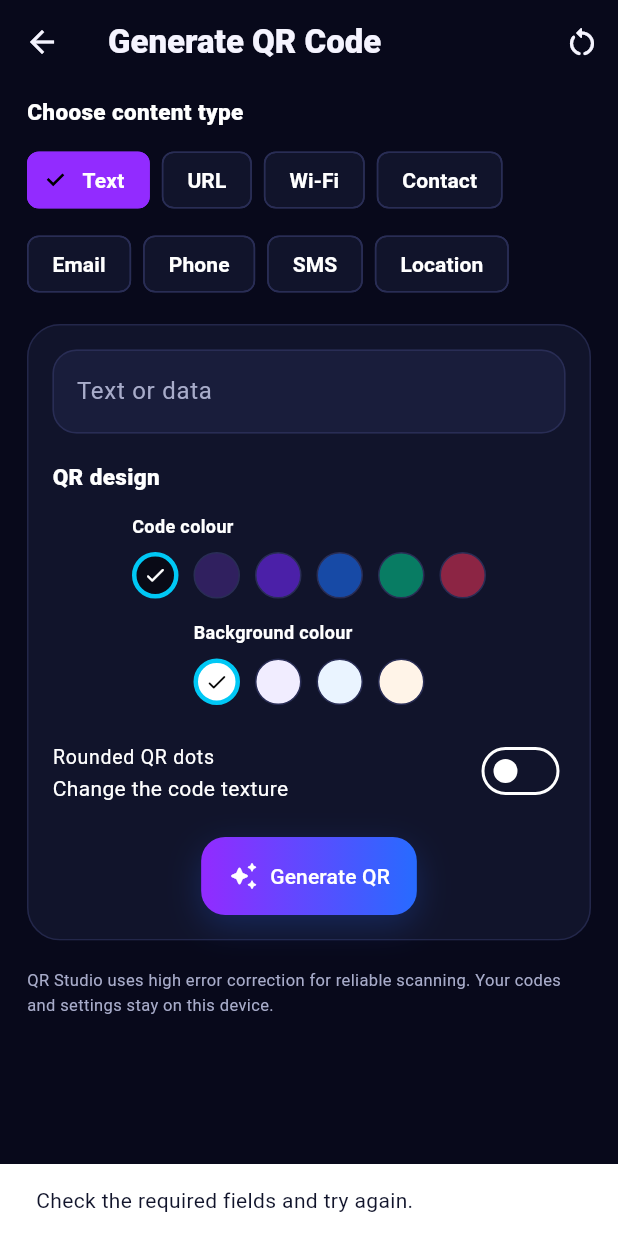
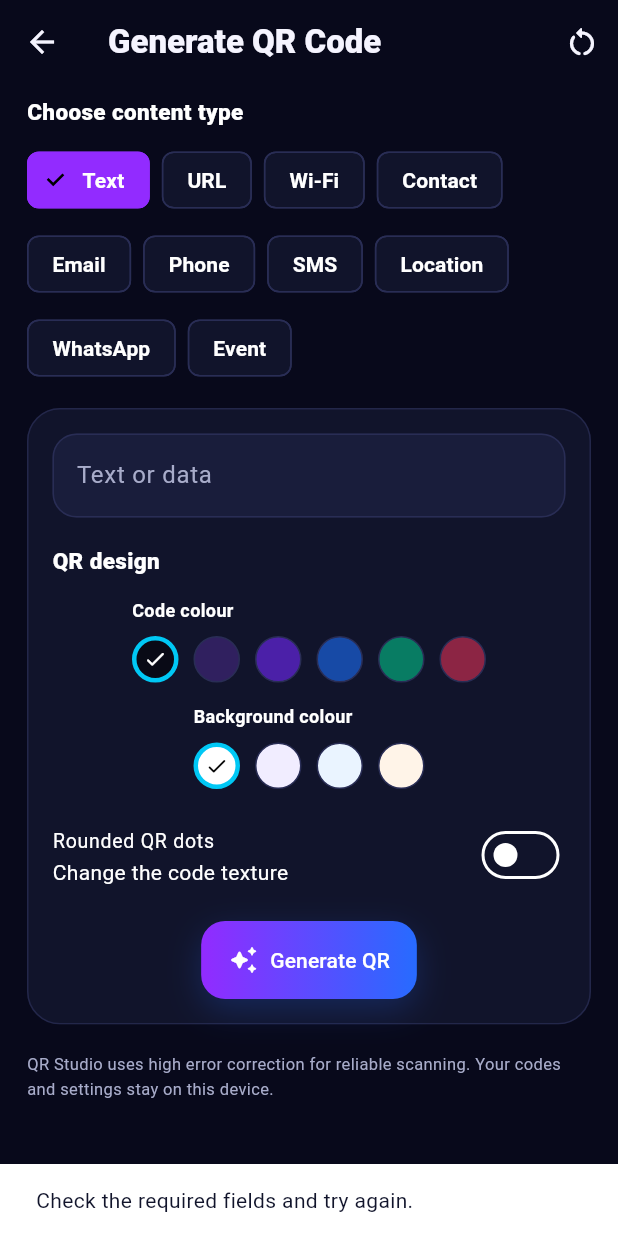
Before and after one commit to nexauren1/QR-Studio., a Flutter app: the GeneratorScreen screen opened directly with empty values, after a tap on "Generate QR", on a phone screen of 412 x 824 dp. Run offline on Flutter 3.47's test engine with Material 3 defaults, Android fonts, the phone set to English and light mode, and no system bars; our stand-ins replace barcode_widget, image_picker, qr_flutter, share_plus, shared_preferences; missing offline and left inert: mobile_scanner; accounts and stored records are empty.

Commit message:
Add WhatsApp and event QR types, tests and release optimizations

```diff
--- a/lib/src/screens/generator_screen.dart
+++ b/lib/src/screens/generator_screen.dart
@@ -8,6 +8,7 @@ import 'package:qr_flutter/qr_flutter.dart';
 import 'package:share_plus/share_plus.dart';
 
 import '../models/code_record.dart';
+import '../services/qr_payload_builder.dart';
 import '../theme/studio_theme.dart';
 import '../widgets/studio_components.dart';
 
@@ -29,7 +30,6 @@ class _GeneratorScreenState extends State<GeneratorScreen> {
   final _primary = TextEditingController();
   final _secondary = TextEditingController();
   final _tertiary = TextEditingController();
-  final _fourth = TextEditingController();
 
   static const _foregrounds = <Color>[
     Color(0xFF090A16),
@@ -53,6 +53,7 @@ class _GeneratorScreenState extends State<GeneratorScreen> {
   bool _roundedModules = false;
   String? _generated;
   bool _busy = false;
+  DateTime _eventStart = DateTime.now().add(const Duration(hours: 1));
 
   String tr(String en, String pt) => widget.portuguese ? pt : en;
 
@@ -61,63 +62,45 @@ class _GeneratorScreenState extends State<GeneratorScreen> {
     _primary.dispose();
     _secondary.dispose();
     _tertiary.dispose();
-    _fourth.dispose();
     super.dispose();
   }
 
-  String _escapeWifi(String value) => value
-      .replaceAll(r'\\', r'\\\\')
-      .replaceAll(';', r'\\;')
-      .replaceAll(',', r'\\,');
-
   String? _buildPayload() {
-    final first = _primary.text.trim();
-    final second = _secondary.text.trim();
-    final third = _tertiary.text.trim();
-    switch (_kind) {
-      case 'URL':
-        if (first.isEmpty) return null;
-        final value = first.startsWith('http://') ||
-                first.startsWith('https://')
-            ? first
-            : 'https://$first';
-        final uri = Uri.tryParse(value);
-        return uri != null && uri.hasAuthority ? value : null;
-      case 'Wi-Fi':
-        if (first.isEmpty) return null;
-        return 'WIFI:T:$_security;S:${_escapeWifi(first)};P:${_escapeWifi(second)};;';
-      case 'Contact':
-        if (first.isEmpty && second.isEmpty && third.isEmpty) return null;
-        return 'BEGIN:VCARD\nVERSION:3.0\nFN:$first\nTEL:$second\nEMAIL:$third\nEND:VCARD';
-      case 'Email':
-        if (first.isEmpty || !first.contains('@')) return null;
-        final query = <String, String>{};
-        if (second.isNotEmpty) query['subject'] = second;
-        if (third.isNotEmpty) query['body'] = third;
-        return Uri(scheme: 'mailto', path: first, queryParameters: query.isEmpty ? null : query).toString();
-      case 'Phone':
-        if (first.isEmpty) return null;
-        return 'tel:$first';
-      case 'SMS':
-        if (first.isEmpty) return null;
-        return 'SMSTO:$first:$second';
-      case 'Location':
-        final latitude = double.tryParse(first);
-        final longitude = double.tryParse(second);
-        if (latitude == null ||
-            longitude == null ||
-            latitude < -90 ||
-            latitude > 90 ||
-            longitude < -180 ||
-            longitude > 180) {
-          return null;
-        }
-        return 'geo:$latitude,$longitude?q=$latitude,$longitude';
-      default:
-        return first.isEmpty ? null : first;
-    }
+    return QrPayloadBuilder.build(
+      type: _kind,
+      primary: _primary.text,
+      secondary: _secondary.text,
+      tertiary: _kind == 'Wi-Fi' ? _security : _tertiary.text,
+      eventStart: _eventStart,
+    );
   }
 
+  Future<void> _pickEventDate() async {
+    final now = DateTime.now();
+    final selected = await showDatePicker(
+      context: context,
+      initialDate: _eventStart,
+      firstDate: DateTime(now.year, now.month, now.day),
+      lastDate: DateTime(now.year + 5),
+    );
+    if (selected == null || !mounted) return;
+    setState(() {
+      _eventStart = DateTime(selected.year, selected.month, selected.day, _eventStart.hour, _eventStart.minute);
+      _generated = null;
+    });
+  }
+
+  Future<void> _pickEventTime() async {
+    final selected = await showTimePicker(
+      context: context,
+      initialTime: TimeOfDay.fromDateTime(_eventStart),
+    );
+    if (selected == null || !mounted) return;
+    setState(() {
+      _eventStart = DateTime(_eventStart.year, _eventStart.month, _eventStart.day, selected.hour, selected.minute);
+      _generated = null;
+    });
+  }
   void _generate() {
     final payload = _buildPayload();
     if (payload == null) {
@@ -318,6 +301,43 @@ class _GeneratorScreenState extends State<GeneratorScreen> {
             maxLines: 3,
           ),
         ];
+      case 'WhatsApp':
+        return [
+          _field(
+            label: tr('WhatsApp number with country code', 'Número WhatsApp com indicativo'),
+            controller: _primary,
+            keyboardType: TextInputType.phone,
+            hint: '+258 84 123 4567',
+          ),
+          const SizedBox(height: 12),
+          _field(
+            label: tr('Pre-filled message (optional)', 'Mensagem pré-preenchida (opcional)'),
+            controller: _secondary,
+            maxLines: 3,
+          ),
+          const SizedBox(height: 6),
+          Text(tr('Include the country code; the plus sign is optional.', 'Inclua o indicativo do país; o sinal + é opcional.'), style: const TextStyle(color: StudioColors.muted, fontSize: 11)),
+        ];
+      case 'Event':
+        final dateLabel = '${_eventStart.day.toString().padLeft(2, '0')}/${_eventStart.month.toString().padLeft(2, '0')}/${_eventStart.year}';
+        final timeLabel = '${_eventStart.hour.toString().padLeft(2, '0')}:${_eventStart.minute.toString().padLeft(2, '0')}';
+        return [
+          _field(label: tr('Event title', 'Nome do evento'), controller: _primary, hint: tr('e.g. Graduation ceremony', 'ex.: Cerimónia de graduação')),
+          const SizedBox(height: 12),
+          Row(
+            children: [
+              Expanded(child: OutlinedButton.icon(onPressed: _pickEventDate, icon: const Icon(Icons.calendar_month_rounded), label: Text(dateLabel))),
+              const SizedBox(width: 8),
+              Expanded(child: OutlinedButton.icon(onPressed: _pickEventTime, icon: const Icon(Icons.schedule_rounded), label: Text(timeLabel))),
+            ],
+          ),
+          const SizedBox(height: 12),
+          _field(label: tr('Location (optional)', 'Local (opcional)'), controller: _secondary),
+          const SizedBox(height: 12),
+          _field(label: tr('Description (optional)', 'Descrição (opcional)'), controller: _tertiary, maxLines: 3),
+          const SizedBox(height: 6),
+          Text(tr('Creates a calendar event QR. Default duration: one hour.', 'Cria um QR para evento de calendário. Duração padrão: uma hora.'), style: const TextStyle(color: StudioColors.muted, fontSize: 11)),
+        ];
       case 'Location':
         return [
           _field(
@@ -407,6 +427,8 @@ class _GeneratorScreenState extends State<GeneratorScreen> {
       'Phone',
       'SMS',
       'Location',
+      'WhatsApp',
+      'Event',
     ];
     return Scaffold(
       appBar: AppBar(
--- /dev/null
+++ b/lib/src/services/qr_payload_builder.dart
@@ -0,0 +1,134 @@
+class QrPayloadBuilder {
+  const QrPayloadBuilder._();
+
+  static String? build({
+    required String type,
+    required String primary,
+    String secondary = '',
+    String tertiary = '',
+    DateTime? eventStart,
+  }) {
+    final first = primary.trim();
+    final second = secondary.trim();
+    final third = tertiary.trim();
+
+    switch (type) {
+      case 'URL':
+        if (first.isEmpty) return null;
+        final value = first.startsWith('http://') ||
+                first.startsWith('https://')
+            ? first
+            : 'https://' + first;
+        final uri = Uri.tryParse(value);
+        return uri != null && uri.hasAuthority ? value : null;
+      case 'Wi-Fi':
+        if (first.isEmpty) return null;
+        return 'WIFI:T:' + third + ';S:' + _escapeWifi(first) +
+            ';P:' + _escapeWifi(second) + ';;';
+      case 'Contact':
+        if (first.isEmpty && second.isEmpty && third.isEmpty) return null;
+        return [
+          'BEGIN:VCARD',
+          'VERSION:3.0',
+          if (first.isNotEmpty) 'FN:' + _escapeVCard(first),
+          if (second.isNotEmpty) 'TEL:' + _escapeVCard(second),
+          if (third.isNotEmpty) 'EMAIL:' + _escapeVCard(third),
+          'END:VCARD',
+        ].join('\r\n');
+      case 'Email':
+        if (first.isEmpty || !first.contains('@')) return null;
+        final query = <String, String>{};
+        if (second.isNotEmpty) query['subject'] = second;
+        if (third.isNotEmpty) query['body'] = third;
+        return Uri(
+          scheme: 'mailto',
+          path: first,
+          queryParameters: query.isEmpty ? null : query,
+        ).toString();
+      case 'Phone':
+        if (first.isEmpty) return null;
+        return 'tel:' + first;
+      case 'SMS':
+        if (first.isEmpty) return null;
+        return 'SMSTO:' + first + ':' + second;
+      case 'Location':
+        final latitude = double.tryParse(first);
+        final longitude = double.tryParse(second);
+        if (latitude == null ||
+            longitude == null ||
+            latitude < -90 ||
+            latitude > 90 ||
+            longitude < -180 ||
+            longitude > 180) {
+          return null;
+        }
+        return 'geo:' + latitude.toString() + ',' + longitude.toString() +
+            '?q=' + latitude.toString() + ',' + longitude.toString();
+      case 'WhatsApp':
+        final digits = first.replaceAll(RegExp(r'[^0-9]'), '');
+        if (digits.length < 8 || digits.length > 15) return null;
+        final uri = Uri.https(
+          'wa.me',
+          '/' + digits,
+          second.isEmpty ? null : {'text': second},
+        );
+        return uri.toString();
+      case 'Event':
+        if (first.isEmpty || eventStart == null) return null;
+        final now = DateTime.now();
+        final end = eventStart.add(const Duration(hours: 1));
+        final stamp = _calendarDate(now.toUtc());
+        final start = _calendarDate(eventStart.toUtc());
+        final finish = _calendarDate(end.toUtc());
+        final uid = now.microsecondsSinceEpoch.toString() + '@qr-studio.nexauren';
+        return [
+          'BEGIN:VCALENDAR',
+          'VERSION:2.0',
+          'PRODID:-//Nexauren//QR Studio//EN',
+          'BEGIN:VEVENT',
+          'UID:' + uid,
+          'DTSTAMP:' + stamp,
+          'DTSTART:' + start,
+          'DTEND:' + finish,
+          'SUMMARY:' + _escapeCalendar(first),
+          if (second.isNotEmpty) 'LOCATION:' + _escapeCalendar(second),
+          if (third.isNotEmpty) 'DESCRIPTION:' + _escapeCalendar(third),
+          'END:VEVENT',
+          'END:VCALENDAR',
+        ].join('\r\n');
+      default:
+        return first.isEmpty ? null : first;
+    }
+  }
+
+  static String _escapeWifi(String value) => value
+      .replaceAll('\\', '\\\\')
+      .replaceAll(';', '\\;')
+      .replaceAll(',', '\\,');
+
+  static String _escapeVCard(String value) => value
+      .replaceAll('\\', '\\\\')
+      .replaceAll(';', '\\;')
+      .replaceAll(',', '\\,')
+      .replaceAll('\r\n', '\\n')
+      .replaceAll('\n', '\\n');
+
+  static String _escapeCalendar(String value) => value
+      .replaceAll('\\', '\\\\')
+      .replaceAll(',', '\\,')
+      .replaceAll(';', '\\;')
+      .replaceAll('\r\n', '\\n')
+      .replaceAll('\n', '\\n');
+
+  static String _calendarDate(DateTime value) {
+    String two(int number) => number.toString().padLeft(2, '0');
+    return value.year.toString() +
+        two(value.month) +
+        two(value.day) +
+        'T' +
+        two(value.hour) +
+        two(value.minute) +
+        two(value.second) +
+        'Z';
+  }
+}
```
Also changed, not shown: 4 other files.
